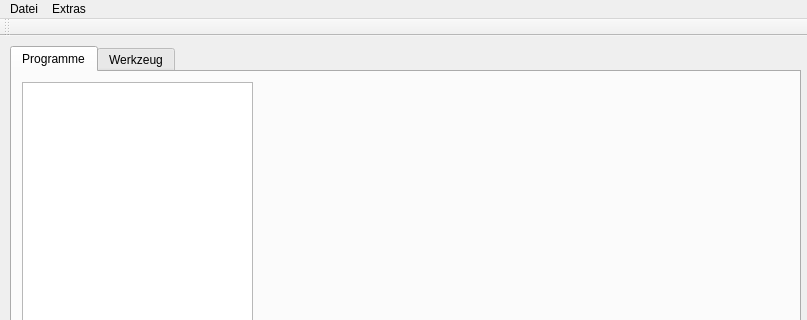
Before: the Qt Designer form mainwindow.ui in TischlerWilly/iwop, drawn with Qt 5; both pictures show x 0 to 807 and y 0 to 320 of the 807 by 618 pixel window.
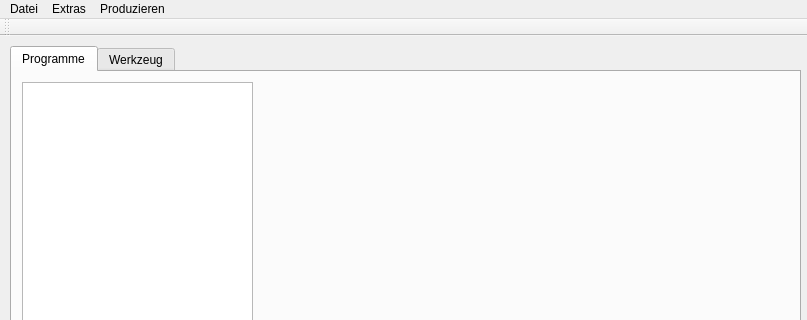
After: the same form once the commit is applied.

Diff of the .ui file:
```diff
--- a/mainwindow.ui
+++ b/mainwindow.ui
@@ -82,8 +82,15 @@
     </property>
     <addaction name="actionProgrammliste_anzeigen"/>
    </widget>
+   <widget class="QMenu" name="menuProduzieren">
+    <property name="title">
+     <string>Produzieren</string>
+    </property>
+    <addaction name="actionMakeProgrammkopf"/>
+   </widget>
    <addaction name="menuDatei"/>
    <addaction name="menuExtras"/>
+   <addaction name="menuProduzieren"/>
   </widget>
   <widget class="QToolBar" name="mainToolBar">
    <attribute name="toolBarArea">
```
Left out of the diff: 5 changed lines with no effect on the pictures.
